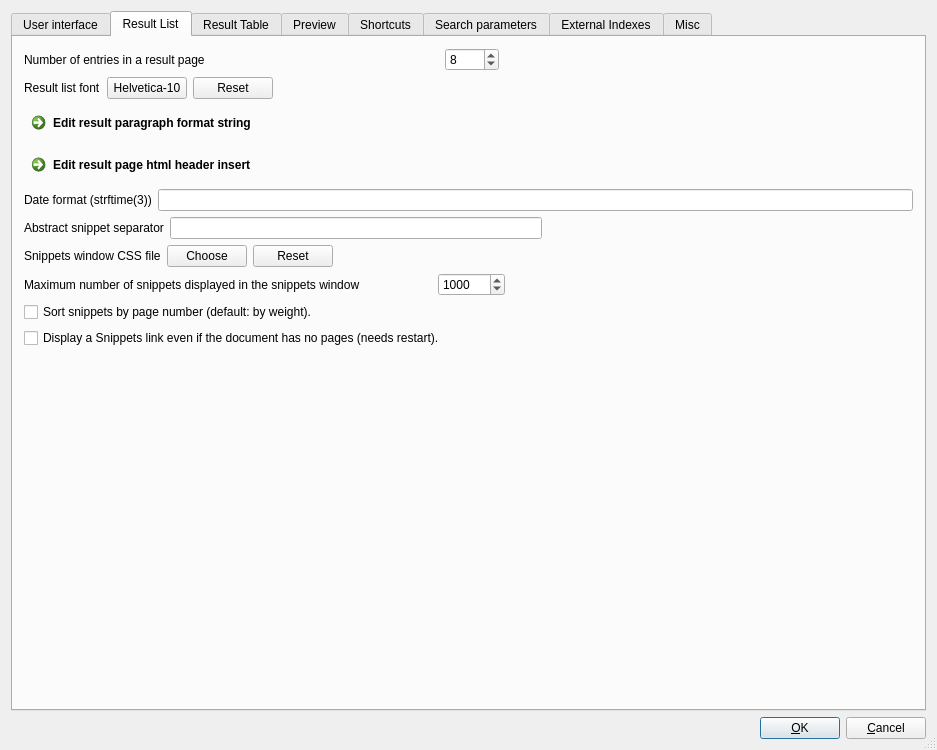
Before: the Qt Designer form src/qtgui/uiprefs.ui in orsonwang/recoll-windows, drawn with Qt 5.
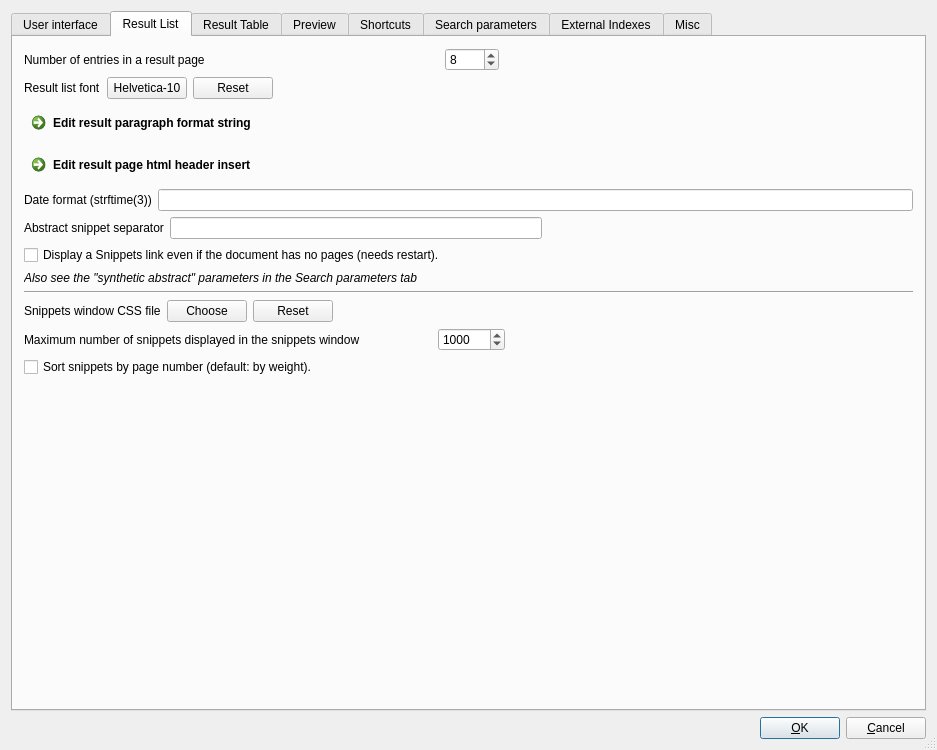
After: the same form once the commit is applied. The open tabs and pages were chosen to show the change.

Commit message: GUI: slightly rearrange the prefs result list tab and point to the syntabs params

The edit to the form file:
```diff
--- a/src/qtgui/uiprefs.ui
+++ b/src/qtgui/uiprefs.ui
@@ -978,6 +978,33 @@
            </item>
           </layout>
          </item>
+         <item>
+          <widget class="QCheckBox" name="alwaysSnippetsCB">
+           <property name="text">
+            <string>Display a Snippets link even if the document has no pages (needs restart).</string>
+           </property>
+           <property name="checked">
+            <bool>false</bool>
+           </property>
+          </widget>
+         </item>
+         <item>
+          <widget class="QLabel" name="tabptr1">
+           <property name="text">
+            <string>&lt;em&gt;Also see the &quot;synthetic abstract&quot; parameters in the Search parameters tab</string>
+           </property>
+           <property name="wordWrap">
+            <bool>false</bool>
+           </property>
+          </widget>
+         </item>
+         <item>
+          <widget class="Line" name="line4">
+           <property name="orientation">
+            <enum>Qt::Horizontal</enum>
+           </property>
+          </widget>
+         </item>
          <item>
           <layout class="QHBoxLayout">
            <item>
@@ -1087,16 +1114,6 @@
            </property>
           </widget>
          </item>
-         <item>
-          <widget class="QCheckBox" name="alwaysSnippetsCB">
-           <property name="text">
-            <string>Display a Snippets link even if the document has no pages (needs restart).</string>
-           </property>
-           <property name="checked">
-            <bool>false</bool>
-           </property>
-          </widget>
-         </item>
         </layout>
        </item>
        <item>
```
Left out of the diff: 4 changed lines with no effect on the pictures.
